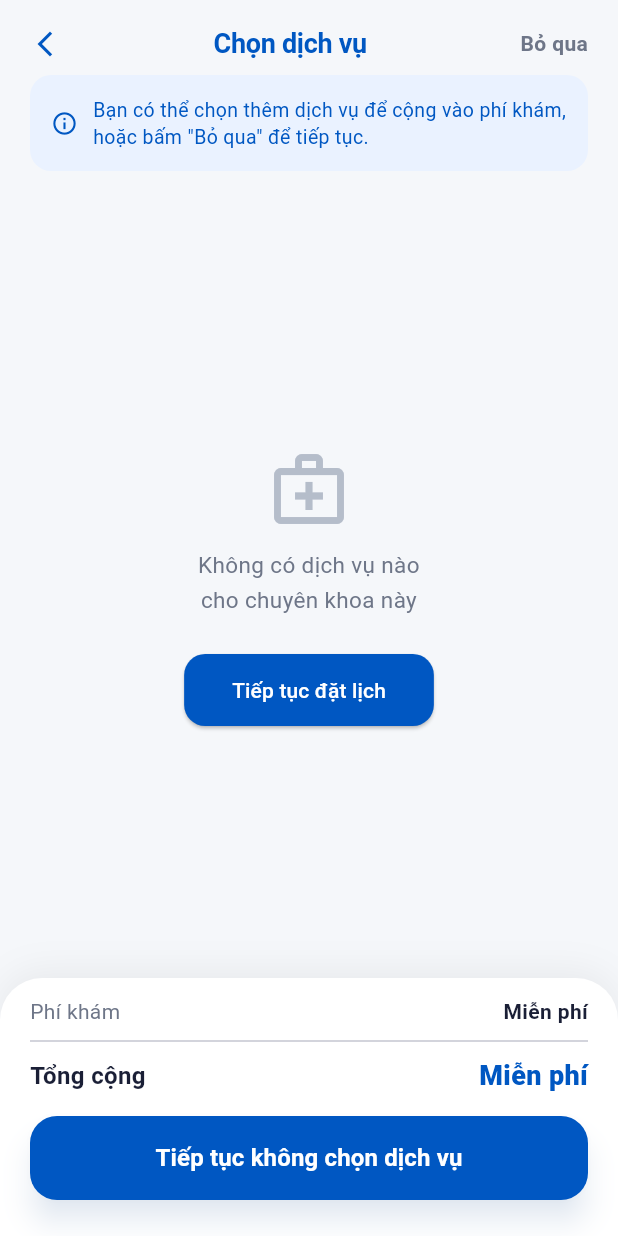
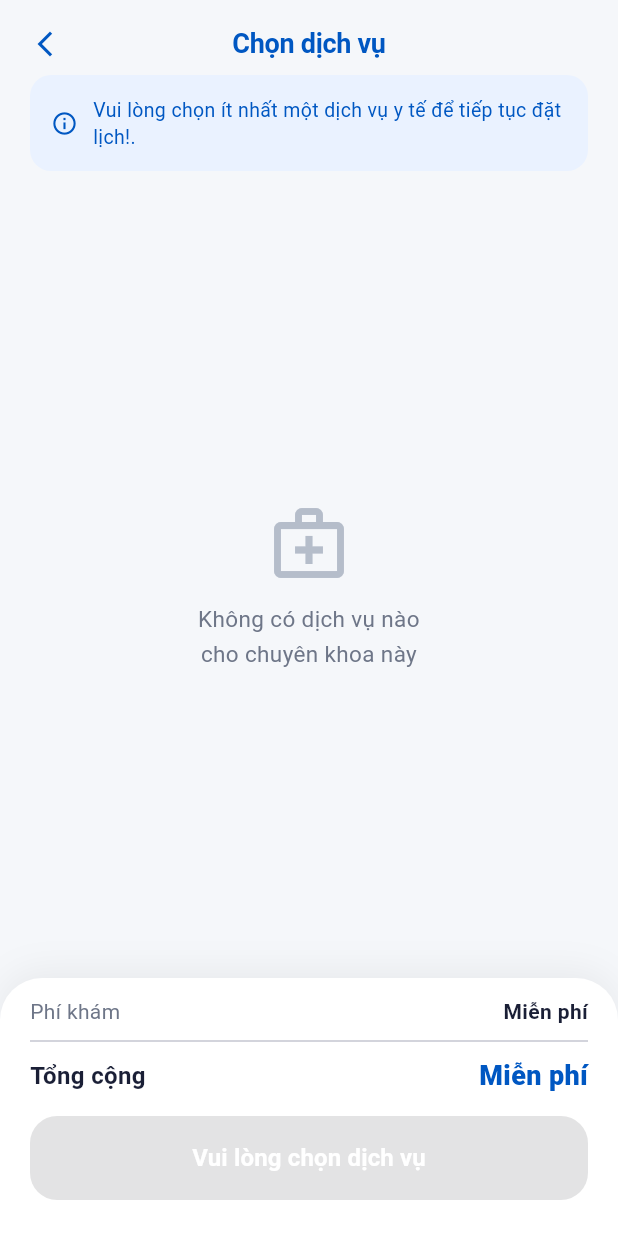
Before and after one commit to namlav/clinic, a Flutter app: the ServiceSelectionScreen screen opened directly with empty values, on a phone screen of 412 x 824 dp. Run offline on Flutter 3.47's test engine with Material 3 defaults, Android fonts, the phone set to English and light mode, and no system bars; our stand-ins replace file_picker, flutter_dotenv, supabase_flutter; accounts and stored records are empty.

Commit message:
feat: Dich vu bat buoc

```diff
--- a/lib/features/booking/views/service_selection_screen.dart
+++ b/lib/features/booking/views/service_selection_screen.dart
@@ -81,7 +81,7 @@ class _ServiceSelectionScreenState extends State<ServiceSelectionScreen> {
     }
 
     if (!mounted) return;
-    Navigator.pushReplacement(
+    Navigator.push(
       context,
       MaterialPageRoute(
         builder: (context) => PaymentScreen(
@@ -90,21 +90,9 @@ class _ServiceSelectionScreenState extends State<ServiceSelectionScreen> {
           bookingDate: widget.bookingDate,
           bookingTime: widget.bookingTime,
           serviceName: _selectedServiceName,
-          servicePrice: _selectedServicePrice > 0 ? _selectedServicePrice : null,
-        ),
-      ),
-    );
-  }
-
-  void _skip() {
-    Navigator.pushReplacement(
-      context,
-      MaterialPageRoute(
-        builder: (context) => PaymentScreen(
-          appointmentId: widget.appointmentId,
-          doctorId: widget.doctorId,
-          bookingDate: widget.bookingDate,
-          bookingTime: widget.bookingTime,
+          servicePrice: _selectedServicePrice > 0
+              ? _selectedServicePrice
+              : null,
         ),
       ),
     );
@@ -167,18 +155,7 @@ class _ServiceSelectionScreenState extends State<ServiceSelectionScreen> {
                         ),
                       ),
                     ),
-                    // Nút bỏ qua ở góc phải
-                    GestureDetector(
-                      onTap: _skip,
-                      child: const Text(
-                        'Bỏ qua',
-                        style: TextStyle(
-                          fontSize: 14,
-                          fontWeight: FontWeight.w600,
-                          color: Color(0xFF6E7688),
-                        ),
-                      ),
-                    ),
+                    const SizedBox(width: 20),
                   ],
                 ),
               ),
@@ -197,12 +174,15 @@ class _ServiceSelectionScreenState extends State<ServiceSelectionScreen> {
                   ),
                   child: Row(
                     children: [
-                      const Icon(Icons.info_outline,
-                          size: 18, color: Color(0xFF0057C2)),
+                      const Icon(
+                        Icons.info_outline,
+                        size: 18,
+                        color: Color(0xFF0057C2),
+                      ),
                       const SizedBox(width: 10),
                       Expanded(
                         child: Text(
-                          'Bạn có thể chọn thêm dịch vụ để cộng vào phí khám, hoặc bấm "Bỏ qua" để tiếp tục.',
+                          'Vui lòng chọn ít nhất một dịch vụ y tế để tiếp tục đặt lịch!.',
                           style: const TextStyle(
                             fontSize: 13,
                             color: Color(0xFF0057C2),
@@ -226,14 +206,17 @@ class _ServiceSelectionScreenState extends State<ServiceSelectionScreen> {
                         ),
                       )
                     : _services.isEmpty
-                        ? Center(
+                    ? const Center(
                         child: Column(
                           mainAxisSize: MainAxisSize.min,
                           children: [
-                                const Icon(Icons.medical_services_outlined,
-                                    size: 56, color: Color(0xFFB5BDCA)),
-                                const SizedBox(height: 12),
-                                const Text(
+                            Icon(
+                              Icons.medical_services_outlined,
+                              size: 56,
+                              color: Color(0xFFB5BDCA),
+                            ),
+                            SizedBox(height: 12),
+                            Text(
                               'Không có dịch vụ nào\ncho chuyên khoa này',
                               textAlign: TextAlign.center,
                               style: TextStyle(
@@ -242,34 +225,21 @@ class _ServiceSelectionScreenState extends State<ServiceSelectionScreen> {
                                 height: 1.5,
                               ),
                             ),
-                                const SizedBox(height: 24),
-                                ElevatedButton(
-                                  onPressed: _skip,
-                                  style: ElevatedButton.styleFrom(
-                                    backgroundColor: const Color(0xFF0057C2),
-                                    padding: const EdgeInsets.symmetric(
-                                        horizontal: 32, vertical: 14),
-                                    shape: RoundedRectangleBorder(
-                                      borderRadius: BorderRadius.circular(14),
-                                    ),
-                                  ),
-                                  child: const Text('Tiếp tục đặt lịch',
-                                      style: TextStyle(color: Colors.white)),
-                                ),
                           ],
                         ),
                       )
                     : ListView.separated(
                         padding: const EdgeInsets.symmetric(horizontal: 20),
                         itemCount: _services.length,
-                            separatorBuilder: (_, __) =>
-                                const SizedBox(height: 12),
+                        separatorBuilder: (_, __) => const SizedBox(height: 12),
                         itemBuilder: (context, index) {
                           final serv = _services[index];
                           final bool isSelected =
                               _selectedServiceId == serv['serviceid'];
-                              final double price = double.tryParse(
-                                      serv['price']?.toString() ?? '0') ??
+                          final double price =
+                              double.tryParse(
+                                serv['price']?.toString() ?? '0',
+                              ) ??
                               0;
 
                           return GestureDetector(
@@ -282,8 +252,7 @@ class _ServiceSelectionScreenState extends State<ServiceSelectionScreen> {
                                   _selectedServicePrice = 0;
                                 } else {
                                   _selectedServiceId = serv['serviceid'];
-                                      _selectedServiceName =
-                                          serv['servicename'];
+                                  _selectedServiceName = serv['servicename'];
                                   _selectedServicePrice = price;
                                 }
                               });
@@ -320,8 +289,7 @@ class _ServiceSelectionScreenState extends State<ServiceSelectionScreen> {
                                       color: isSelected
                                           ? const Color(0xFF0057C2)
                                           : const Color(0xFFEAF2FF),
-                                          borderRadius:
-                                              BorderRadius.circular(14),
+                                      borderRadius: BorderRadius.circular(14),
                                     ),
                                     child: Icon(
                                       Icons.medical_services_outlined,
@@ -339,8 +307,7 @@ class _ServiceSelectionScreenState extends State<ServiceSelectionScreen> {
                                           CrossAxisAlignment.start,
                                       children: [
                                         Text(
-                                              serv['servicename'] ??
-                                                  'Dịch vụ',
+                                          serv['servicename'] ?? 'Dịch vụ',
                                           style: TextStyle(
                                             fontSize: 15,
                                             fontWeight: FontWeight.w700,
@@ -379,8 +346,7 @@ class _ServiceSelectionScreenState extends State<ServiceSelectionScreen> {
                                   ),
                                   // CHECKBOX
                                   AnimatedContainer(
-                                        duration:
-                                            const Duration(milliseconds: 200),
+                                    duration: const Duration(milliseconds: 200),
                                     width: 24,
                                     height: 24,
                                     decoration: BoxDecoration(
@@ -396,8 +362,11 @@ class _ServiceSelectionScreenState extends State<ServiceSelectionScreen> {
                                       ),
                                     ),
                                     child: isSelected
-                                            ? const Icon(Icons.check,
-                                                size: 14, color: Colors.white)
+                                        ? const Icon(
+                                            Icons.check,
+                                            size: 14,
+                                            color: Colors.white,
+                                          )
                                         : null,
                                   ),
                                 ],
@@ -410,8 +379,7 @@ class _ServiceSelectionScreenState extends State<ServiceSelectionScreen> {
 
               // BOTTOM SUMMARY + BUTTON
               Container(
-                padding:
-                    const EdgeInsets.fromLTRB(20, 12, 20, 24),
+                padding: const EdgeInsets.fromLTRB(20, 12, 20, 24),
                 decoration: BoxDecoration(
                   color: Colors.white,
                   borderRadius: const BorderRadius.only(
@@ -433,16 +401,24 @@ class _ServiceSelectionScreenState extends State<ServiceSelectionScreen> {
                     Row(
                       mainAxisAlignment: MainAxisAlignment.spaceBetween,
                       children: [
-                        const Text('Phí khám',
+                        const Text(
+                          'Phí khám',
                           style: TextStyle(
-                                fontSize: 14, color: Color(0xFF6E7688))),
-                        Text(_formatPrice(widget.consultationFee),
+                            fontSize: 14,
+                            color: Color(0xFF6E7688),
+                          ),
+                        ),
+                        Text(
+                          _formatPrice(widget.consultationFee),
                           style: const TextStyle(
                             fontSize: 14,
                             fontWeight: FontWeight.w600,
-                                color: Color(0xFF1A1F36))),
+                            color: Color(0xFF1A1F36),
+                          ),
+                        ),
                       ],
                     ),
+
                     if (_selectedServiceId != null) ...[
                       const SizedBox(height: 6),
                       Row(
@@ -452,15 +428,20 @@ class _ServiceSelectionScreenState extends State<ServiceSelectionScreen> {
                             child: Text(
                               _selectedServiceName ?? 'Dịch vụ',
                               style: const TextStyle(
-                                  fontSize: 14, color: Color(0xFF6E7688)),
+                                fontSize: 14,
+                                color: Color(0xFF6E7688),
+                              ),
                               overflow: TextOverflow.ellipsis,
                             ),
                           ),
-                          Text('+${_formatPrice(_selectedServicePrice)}',
+                          Text(
+                            '+${_formatPrice(_selectedServicePrice)}',
                             style: const TextStyle(
                               fontSize: 14,
                               fontWeight: FontWeight.w600,
-                                  color: Color(0xFF0057C2))),
+                              color: Color(0xFF0057C2),
+                            ),
+                          ),
                         ],
                       ),
                     ],
@@ -473,11 +454,13 @@ class _ServiceSelectionScreenState extends State<ServiceSelectionScreen> {
                           style: TextStyle(
                             fontSize: 16,
                             fontWeight: FontWeight.w700,
-                              color: Color(0xFF1A1F36)),
+                            color: Color(0xFF1A1F36),
+                          ),
                         ),
                         Text(
                           _formatPrice(
-                              widget.consultationFee + _selectedServicePrice),
+                            widget.consultationFee + _selectedServicePrice,
+                          ),
                           style: const TextStyle(
                             fontSize: 18,
                             fontWeight: FontWeight.w800,
@@ -491,7 +474,9 @@ class _ServiceSelectionScreenState extends State<ServiceSelectionScreen> {
                       width: double.infinity,
                       height: 56,
                       child: ElevatedButton(
-                        onPressed: _isConfirming ? null : _proceedToPayment,
+                        onPressed: (_isConfirming || _selectedServiceId == null)
+                            ? null
+                            : _proceedToPayment,
                         style: ElevatedButton.styleFrom(
                           backgroundColor: const Color(0xFF0057C2),
                           elevation: 8,
@@ -502,11 +487,12 @@ class _ServiceSelectionScreenState extends State<ServiceSelectionScreen> {
                         ),
                         child: _isConfirming
                             ? const CircularProgressIndicator(
-                                color: Colors.white)
+                                color: Colors.white,
+                              )
                             : Text(
                                 _selectedServiceId != null
                                     ? 'Tiếp tục thanh toán'
-                                    : 'Tiếp tục không chọn dịch vụ',
+                                    : 'Vui lòng chọn dịch vụ',
                                 style: const TextStyle(
                                   fontSize: 16,
                                   fontWeight: FontWeight.w700,
--- a/lib/features/home/views/home_screen.dart
+++ b/lib/features/home/views/home_screen.dart
@@ -48,7 +48,7 @@ class _HomeScreenState extends State<HomeScreen> {
             'appointmentid, appointmentdate, starttime, endtime, doctors(fullname, title, avatarurl)',
           )
           .eq('userid', numericUserId)
-          .neq('status', 'Cancelled')
+          .eq('status', 'Confirmed')
           .gte('appointmentdate', today)
           .order('appointmentdate', ascending: true)
           .order('starttime', ascending: true)
```
Also changed, not shown: lib/features/appointment/views/schedule_list_screen.dart (+32 -3 lines), lib/features/booking/views/doctor_profile_screen.dart (+11 -5 lines), lib/features/payment/views/payment_screen.dart (+22 -16 lines). Lines whose indentation alone changed are shown as unchanged.
